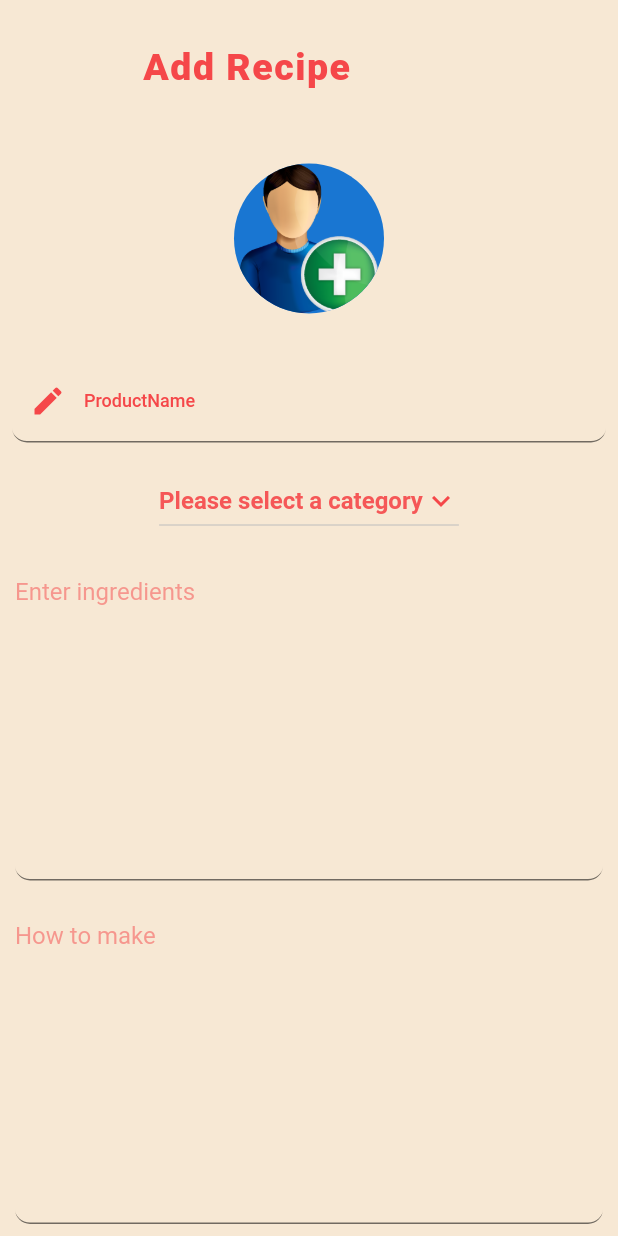
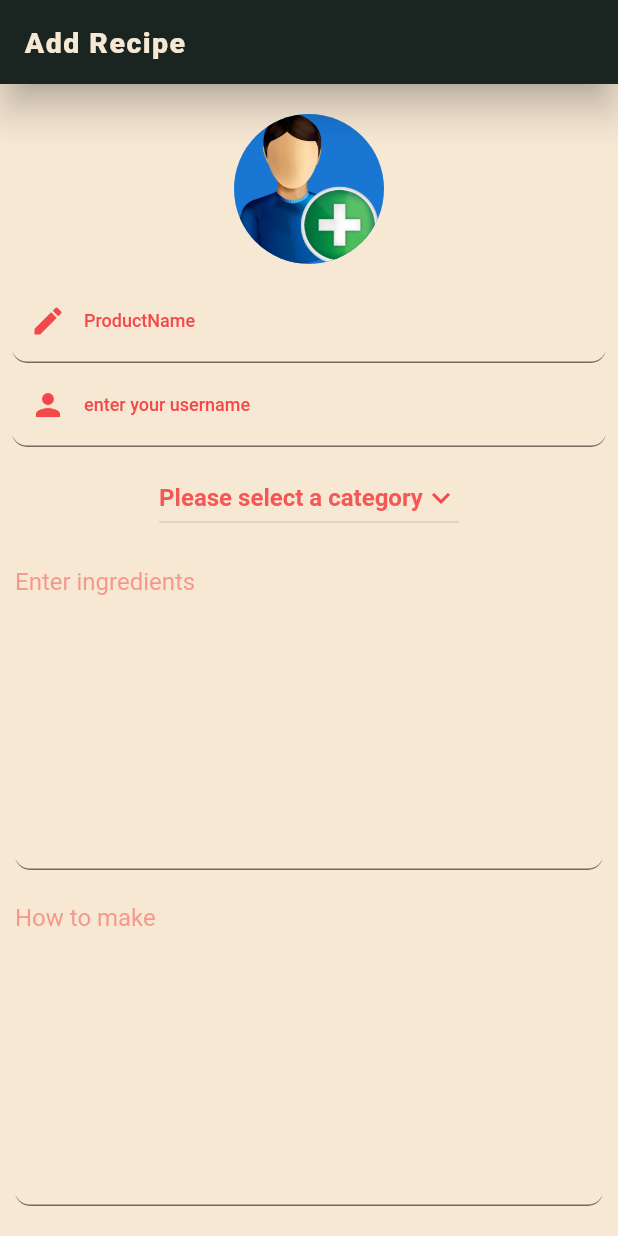
Before and after one commit to shakeebkhan66/shakirecipeapp, a Flutter app: the AddPostScreen screen opened by its route, on a phone screen of 412 x 824 dp. Run offline on Flutter 3.47's test engine with Material 2 defaults, Android fonts, the light colour scheme and no system bars; our stand-ins replace animated_text_kit, cached_network_image, curved_navigation_bar, flutter_spinkit, fluttertoast, font_awesome_flutter and 6 more; accounts and stored records are empty; Roboto replaces fonts that are missing (Audiowide).

```diff
--- a/lib/screens/api/register_api.dart
+++ b/lib/screens/api/register_api.dart
@@ -87,7 +87,7 @@ class ApiScreen {
 
   // TODO Register Api with Image
 
-  registerUser(username, email, fullname, password, confirmPassword, image, context) async{
+  registerUser(username, email, fullname, password, confirmPassword, bio, image, context) async{
     var uri = Uri.parse('http://192.168.1.39:8000/api/register/');
     var request = http.MultipartRequest('POST', uri);
     request.fields['username'] = username.toString();
@@ -95,6 +95,7 @@ class ApiScreen {
     request.fields['fullname'] = fullname.toString();
     request.fields['password'] = password.toString();
     request.fields['confirmPassword'] = confirmPassword.toString();
+    request.fields['bio'] = bio.toString();
 
     request.files.add(await http.MultipartFile.fromPath(
         'image', image));
--- a/lib/screens/bottomnavigationbarscreens/addpost_screen.dart
+++ b/lib/screens/bottomnavigationbarscreens/addpost_screen.dart
@@ -14,16 +14,23 @@ class AddPostScreen extends StatefulWidget {
 
 class _AddPostScreenState extends State<AddPostScreen> {
   String? selectedCategory;
+  bool value = false;
 
+  // TODO TextEditingControllers
+  TextEditingController productNameController = TextEditingController();
+  TextEditingController usernameController = TextEditingController();
+  TextEditingController ingredientsController = TextEditingController();
+  TextEditingController howToMakeController = TextEditingController();
+
+  // TODO Recipe Categories
   List<String> categoriesList = [
-    "All",
     "Tea",
     "Rice",
+    "Pizza",
     "Karhai",
     "Cake",
     "Vegetable",
     "Salad",
-    "Fish",
     "Roti"
   ];
 
@@ -31,38 +38,49 @@ class _AddPostScreenState extends State<AddPostScreen> {
   Widget build(BuildContext context) {
     return Scaffold(
         backgroundColor: secondColor,
+        appBar: AppBar(
+          backgroundColor: darkJungleGreenColor,
+          elevation: 10.0,
+          automaticallyImplyLeading: false,
+          title: Container(
+              alignment: Alignment.topLeft,
+              child: Text(
+                "Add Recipe",
+                style: GoogleFonts.audiowide(
+                    color: secondColor,
+                    fontSize: 19.0,
+                    fontWeight: FontWeight.w800,
+                    letterSpacing: 1.0),
+              )),
+        ),
         body: SafeArea(
           child: SingleChildScrollView(
             scrollDirection: Axis.vertical,
             child: Column(
               children: [
-                Container(
-                    alignment: Alignment.topLeft,
-                    padding: const EdgeInsets.only(top: 30.0, left: 95.0),
-                    child: Text(
-                      "Add Recipe",
-                      style: GoogleFonts.audiowide(
-                          color: firstColor,
-                          fontSize: 25.0,
-                          fontWeight: FontWeight.w800,
-                          letterSpacing: 1.0),
-                    )),
                 const Padding(
                   padding: EdgeInsets.only(
-                    top: 50,
+                    top: 20,
                   ),
                   child: CircleAvatar(
                     radius: 50,
                     backgroundImage: AssetImage("assets/images/image.png"),
                   ),
                 ),
-                const SizedBox(height: 30.0),
+                const SizedBox(height: 10.0),
                 CustomTextField1(
                   hintText: "product name",
                   labelText: "ProductName",
                   icon: Icons.edit,
+                  myController: productNameController,
                 ),
-                const SizedBox(height: 15.0),
+                CustomTextField1(
+                  hintText: "username",
+                  labelText: "enter your username",
+                  icon: Icons.person,
+                  myController: usernameController,
+                ),
+                const SizedBox(height: 10.0),
                 Container(
                   alignment: Alignment.center,
                   // padding: const EdgeInsets.only(left: 15.0),
@@ -103,10 +121,16 @@ class _AddPostScreenState extends State<AddPostScreen> {
                     },
                   ),
                 ),
-                const SizedBox(height: 15.0),
-                CustomTextFieldIncreaseSize(text: "Enter ingredients"),
-                const SizedBox(height: 15.0),
-                CustomTextFieldIncreaseSize(text: "How to make"),
+                const SizedBox(height: 10.0),
+                CustomTextFieldIncreaseSize(
+                  text: "Enter ingredients",
+                  myController: ingredientsController,
+                ),
+                const SizedBox(height: 10.0),
+                CustomTextFieldIncreaseSize(
+                  text: "How to make",
+                  myController: howToMakeController,
+                ),
                 const SizedBox(
                   height: 25.0,
                 ),
@@ -114,9 +138,12 @@ class _AddPostScreenState extends State<AddPostScreen> {
                   onPressed: () {},
                   splashColor: secondColor,
                   hoverColor: firstColor,
-                  minWidth: 200,
-                  height: 45,
+                  minWidth: 150,
+                  height: 35,
                   color: firstColor.withOpacity(0.8),
+                  shape: RoundedRectangleBorder(
+                    borderRadius: BorderRadius.circular(13.0),
+                  ),
                   child: Text(
                     "Publish",
                     style:
--- a/lib/screens/constants/customtextfield.dart
+++ b/lib/screens/constants/customtextfield.dart
@@ -71,8 +71,9 @@ class CustomTextField1 extends StatelessWidget {
   String? hintText;
   String? labelText;
   IconData? icon;
+  final TextEditingController? myController;
 
-  CustomTextField1({Key? key, required this.hintText, this.labelText, this.icon}) : super(key: key);
+  CustomTextField1({Key? key, required this.hintText, this.labelText, this.icon, this.myController}) : super(key: key);
 
   @override
   Widget build(BuildContext context) {
@@ -80,6 +81,7 @@ class CustomTextField1 extends StatelessWidget {
       padding: const EdgeInsets.symmetric(horizontal: 8.0),
       child: TextFormField(
         cursorColor: firstColor,
+        controller: myController,
         decoration: InputDecoration(
           prefixIcon: Icon(icon, color: firstColor,),
             hintText: hintText,
@@ -101,7 +103,8 @@ class CustomTextField1 extends StatelessWidget {
 
 class CustomTextFieldIncreaseSize extends StatelessWidget {
   String? text;
-  CustomTextFieldIncreaseSize({Key? key, required this.text}) : super(key: key);
+  final TextEditingController? myController;
+  CustomTextFieldIncreaseSize({Key? key, required this.text, this.myController}) : super(key: key);
 
   @override
   Widget build(BuildContext context) {
@@ -109,6 +112,7 @@ class CustomTextFieldIncreaseSize extends StatelessWidget {
       padding: const EdgeInsets.symmetric(horizontal: 10.0),
       child: TextFormField(
         maxLines: 10,
+        controller: myController,
         decoration: InputDecoration(
             hintText: text,
             hintStyle: TextStyle(color: firstColor.withOpacity(0.5)),
--- a/lib/screens/models/ProfileDataModel.dart
+++ b/lib/screens/models/ProfileDataModel.dart
@@ -33,8 +33,9 @@ class User {
   String? email;
   String? fullname;
   String? image;
+  String? bio;
 
-  User({this.id, this.username, this.email, this.fullname, this.image});
+  User({this.id, this.username, this.email, this.fullname, this.image, this.bio});
 
   User.fromJson(Map<String, dynamic> json) {
     id = json['id'];
@@ -42,6 +43,7 @@ class User {
     email = json['email'];
     fullname = json['fullname'];
     image = json['image'];
+    bio = json['bio'];
   }
 
   Map<String, dynamic> toJson() {
@@ -51,6 +53,7 @@ class User {
     data['email'] = email;
     data['fullname'] = fullname;
     data['image'] = image;
+    data['bio'] = bio;
     return data;
   }
 }
```
Also changed, not shown: lib/screens/authentication/signup_screen.dart (+130 -64 lines), lib/screens/bottomnavigationbarscreens/myprofile_screen.dart (+2 -5 lines).
